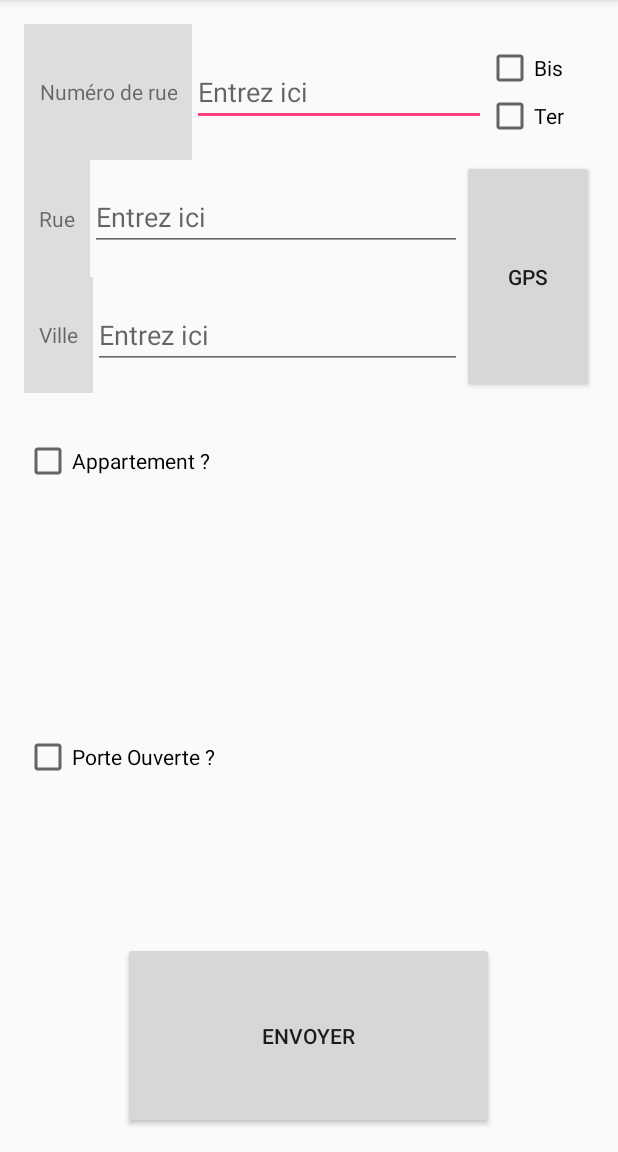
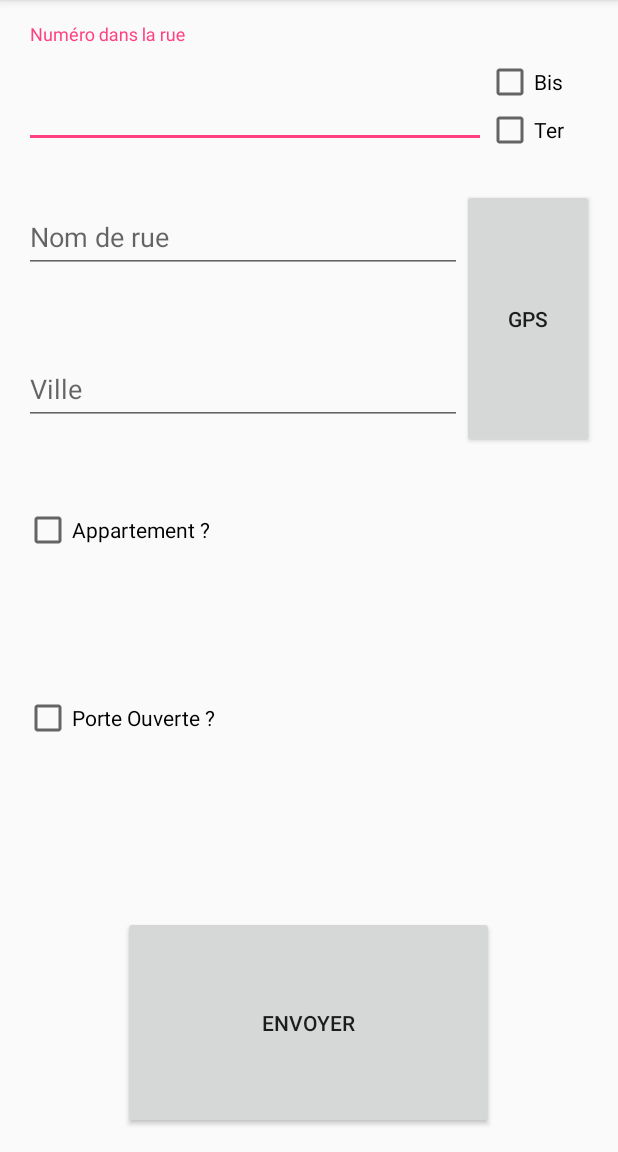
Before and after one commit to franksonck/pap, an Android app: the Check screen opened directly, with no data from a screen before it, on a phone screen of 412 x 824 dp, the part 84-1236 px from its top. Run offline under Robolectric (Android 15) with nearby library versions, the phone set to English and light mode, and no system bars.

Commit message:
page admin + new UI
page admin permet d'ajouter des militants dans la BD

UI épurée
TODO : récup les données dans la BD pour le login et la page suppr des
admins
TODO : utilisation des coordonées GPS pour aider a remplir la ville et
la rue
TODO : comment vérifier si une porte est deja ajoutée ?

```diff
--- a/PAP/app/src/main/java/fr/jlm2017/pap/Check.java
+++ b/PAP/app/src/main/java/fr/jlm2017/pap/Check.java
@@ -10,6 +10,7 @@ import android.location.LocationManager;
 import android.os.Build;
 import android.provider.Settings;
 import android.support.annotation.NonNull;
+import android.support.design.widget.TextInputLayout;
 import android.support.v4.app.ActivityCompat;
 import android.support.v7.app.AppCompatActivity;
 import android.os.Bundle;
@@ -38,9 +39,9 @@ public class Check extends AppCompatActivity {
     //views variables
     private Button mAddDoor, mGPS;
     private EditText mAdress, mNumS, mNumA, mCity;
+    private TextInputLayout appartLayout;
     private CheckBox bisButton, terButton;
     private CheckBox checkDoorOpen, checkComeBack, checkAppart;
-    private TextView appartFix;
 
     //GPS variables
 
@@ -52,7 +53,7 @@ public class Check extends AppCompatActivity {
         Toast.makeText(this, message, Toast.LENGTH_SHORT).show();
     }
 
-    public void showLongToast(String message) {
+    public static void showLongToast(String message) {
         Toast.makeText(this, message, Toast.LENGTH_LONG).show();
     }
 
@@ -91,6 +92,7 @@ public class Check extends AppCompatActivity {
         mGPS = (Button) findViewById(R.id.GPSButton);
         mAdress = (EditText) findViewById(R.id.Adress);
         mNumA = (EditText) findViewById(R.id.DoorNum);
+        appartLayout = (TextInputLayout) findViewById(R.id.DoorNumLayout) ;
         mNumS = (EditText) findViewById(R.id.StreetNum);
         mCity = (EditText) findViewById(R.id.Ville);
         bisButton = (CheckBox) findViewById(R.id.ButtonBis);
@@ -98,12 +100,10 @@ public class Check extends AppCompatActivity {
         checkDoorOpen = (CheckBox) findViewById(R.id.CheckOpenDoor);
         checkComeBack = (CheckBox) findViewById(R.id.CheckComeBack);
         checkAppart = (CheckBox) findViewById(R.id.CheckAppart);
-        appartFix = (TextView) findViewById(R.id.numDoorFix);
 
         //values
-        mNumA.setAlpha(0);
+        appartLayout.setAlpha(0);
         mNumA.setEnabled(false);
-        appartFix.setAlpha(0);
         checkComeBack.setEnabled(false);
         checkComeBack.setAlpha(0);
         isAppart = false;
@@ -126,11 +126,9 @@ public class Check extends AppCompatActivity {
                 isAppart = b;
                 mNumA.setEnabled(b);
                 if (b) {
-                    mNumA.setAlpha(1);
-                    appartFix.setAlpha(1);
+                    appartLayout.setAlpha(1);
                 } else {
-                    mNumA.setAlpha(0);
-                    appartFix.setAlpha(0);
+                    appartLayout.setAlpha(0);
                 }
             }
         });
--- a/PAP/app/src/main/java/fr/jlm2017/pap/MongoDB/QueryBuilder.java
+++ b/PAP/app/src/main/java/fr/jlm2017/pap/MongoDB/QueryBuilder.java
@@ -87,8 +87,8 @@ public class QueryBuilder {
         return String
                 .format("{\"militant\"  : {\"pseudo\": \"%s\", "
                                 + " \"email\": \"%s\", "
-                                + "\"password\": \"%s\"}, \"safe\" : true}",
-                        contact.pseudo, contact.email, contact.password);
+                                + "\"password\": \"%s\",\"admin\": \"%b\" }, \"safe\" : true}",
+                        contact.pseudo, contact.email, contact.password, contact.isAdmin);
     }
 
     public String createPorte(Porte contact)
--- a/PAP/app/src/main/java/fr/jlm2017/pap/supprTab.java
+++ b/PAP/app/src/main/java/fr/jlm2017/pap/supprTab.java
@@ -16,7 +16,6 @@ public class supprTab extends Fragment{
     public View onCreateView(LayoutInflater inflater, ViewGroup container,
                              Bundle savedInstanceState) {
         View rootView = inflater.inflate(R.layout.tab_admin_2, container, false);
-        TextView textView = (TextView) rootView.findViewById(R.id.addMilitant);
 
         return rootView;
     }
--- a/PAP/app/src/main/res/layout/activity_check.xml
+++ b/PAP/app/src/main/res/layout/activity_check.xml
@@ -25,17 +25,10 @@
             android:gravity="center"
             android:layout_weight="2">
 
-            <TextView
-                android:text="Numéro de rue"
+            <android.support.design.widget.TextInputLayout
+                android:layout_width="match_parent"
                 android:layout_height="match_parent"
-                android:id="@+id/streeNumFix"
-                android:layout_alignParentTop="true"
-                android:layout_centerHorizontal="true"
-                android:gravity="center"
-                android:background="#DDDDDD"
-                android:layout_width="wrap_content"
-                android:paddingRight="10dp"
-                android:paddingLeft="10dp" />
+                android:layout_weight="1">
 
                 <EditText
                     android:layout_width="match_parent"
@@ -43,11 +36,13 @@
                     android:inputType="numberSigned"
                     android:ems="10"
                     android:id="@+id/StreetNum"
-                android:hint="Entrez ici"
+                    android:hint="Numéro dans la rue"
                     android:layout_alignBottom="@+id/streeNumFix"
                     android:layout_alignParentEnd="true"
                     android:layout_weight="22"
                     android:imeOptions="actionDone"/>
+
+            </android.support.design.widget.TextInputLayout>
 
             <RadioGroup
                 android:layout_width="wrap_content"
@@ -91,27 +86,20 @@
                     android:layout_height="match_parent"
                     android:layout_weight="2">
 
-                    <TextView
-                        android:text="Rue"
-                        android:layout_width="wrap_content"
+                    <android.support.design.widget.TextInputLayout
+                        android:layout_width="match_parent"
                         android:layout_height="match_parent"
-                        android:id="@+id/AdressFix"
-                        android:layout_above="@+id/CheckOpenDoor"
-                        android:layout_alignParentStart="true"
-                        android:gravity="center"
-                        android:background="#DDDDDD"
-                        android:paddingRight="10dp"
-                        android:paddingLeft="10dp"
-                        />
-
+                        android:layout_weight="1">
                         <EditText
                             android:layout_width="match_parent"
                             android:layout_height="wrap_content"
                             android:inputType="textPersonName"
                             android:ems="10"
                             android:id="@+id/Adress"
-                        android:hint="Entrez ici"
+                            android:hint="Nom de rue"
                             android:imeOptions="actionDone"/>
+                    </android.support.design.widget.TextInputLayout>
+
                 </LinearLayout>
 
                 <LinearLayout
@@ -121,27 +109,20 @@
                     android:layout_weight="2"
                     android:gravity="center">
 
-                    <TextView
-                        android:text="Ville"
-                        android:layout_width="wrap_content"
+                    <android.support.design.widget.TextInputLayout
+                        android:layout_width="match_parent"
                         android:layout_height="match_parent"
-                        android:id="@+id/VilleFix"
-                        android:layout_above="@+id/CheckOpenDoor"
-                        android:layout_alignParentStart="true"
-                        android:gravity="center"
-                        android:background="#DDDDDD"
-                        android:paddingRight="10dp"
-                        android:paddingLeft="10dp" />
-
+                        android:layout_weight="1">
                         <EditText
                             android:layout_width="match_parent"
                             android:layout_height="wrap_content"
                             android:inputType="textPersonName"
                             android:ems="10"
                             android:id="@+id/Ville"
-                        android:hint="Entrez ici"
+                            android:hint="Ville"
                             android:layout_weight="1"
                             android:imeOptions="actionDone"/>
+                    </android.support.design.widget.TextInputLayout>
 
                 </LinearLayout>
             </LinearLayout>
@@ -162,33 +143,17 @@
 
             <CheckBox
                 android:text="Appartement ?"
-                android:layout_width="wrap_content"
+                android:layout_width="match_parent"
                 android:layout_height="wrap_content"
                 android:id="@+id/CheckAppart"
-                android:layout_weight="1"
+                android:layout_weight="1.5"
                 android:checked="false" />
-        </LinearLayout>
 
-        <LinearLayout
+            <android.support.design.widget.TextInputLayout
+                android:id="@+id/DoorNumLayout"
                 android:layout_width="match_parent"
                 android:layout_height="match_parent"
-            android:layout_weight="2"
-            android:gravity="center"
-            android:alpha="1"
-            android:animationCache="false"
-            android:id="@+id/appartLayout">
-
-            <TextView
-                android:text="Numéro d'appartement"
-                android:layout_height="match_parent"
-                android:id="@+id/numDoorFix"
-                android:layout_above="@+id/Adress"
-                android:layout_centerHorizontal="false"
-                android:gravity="center"
-                android:background="#DDDDDD"
-                android:layout_width="wrap_content"
-                android:paddingRight="10dp"
-                android:paddingLeft="10dp" />
+                android:layout_weight="1">
 
                 <EditText
                     android:layout_width="wrap_content"
@@ -196,11 +161,13 @@
                     android:inputType="number"
                     android:ems="10"
                     android:id="@+id/DoorNum"
-                android:hint="Porte"
+                    android:hint="Numéro d'appartement"
                     android:layout_below="@+id/numDoorFix"
                     android:layout_centerHorizontal="false" />
+            </android.support.design.widget.TextInputLayout>
 
         </LinearLayout>
+
 
         <RadioGroup
             android:layout_width="match_parent"
--- a/PAP/app/src/main/res/layout/tab_admin_2.xml
+++ b/PAP/app/src/main/res/layout/tab_admin_2.xml
@@ -8,12 +8,6 @@
     android:paddingTop="@dimen/activity_vertical_margin"
     tools:context="fr.jlm2017.pap.AdminActivity">
 
-    <TextView
-        android:id="@+id/addMilitant"
-        android:text="Suppression de militant"
-        android:layout_width="wrap_content"
-        android:layout_height="wrap_content" />
-
 
 
 </RelativeLayout>
```
Also changed, not shown: PAP/app/src/main/AndroidManifest.xml (+10 -6 lines), PAP/app/src/main/java/fr/jlm2017/pap/LoginActivity.java (+34 -10 lines), PAP/app/src/main/java/fr/jlm2017/pap/Militant.java (+12 -1 lines), PAP/app/src/main/java/fr/jlm2017/pap/ajoutMilitantTab.java (+58 -1 lines), PAP/app/src/main/res/layout/tab_admin_1.xml (+20 -20 lines), PAP/app/src/main/res/values/strings.xml (+5 -2 lines). Lines whose indentation alone changed are shown as unchanged.
